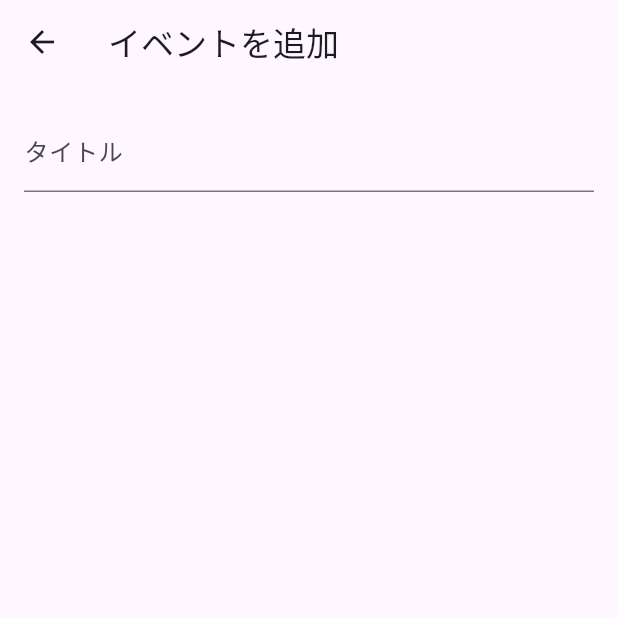
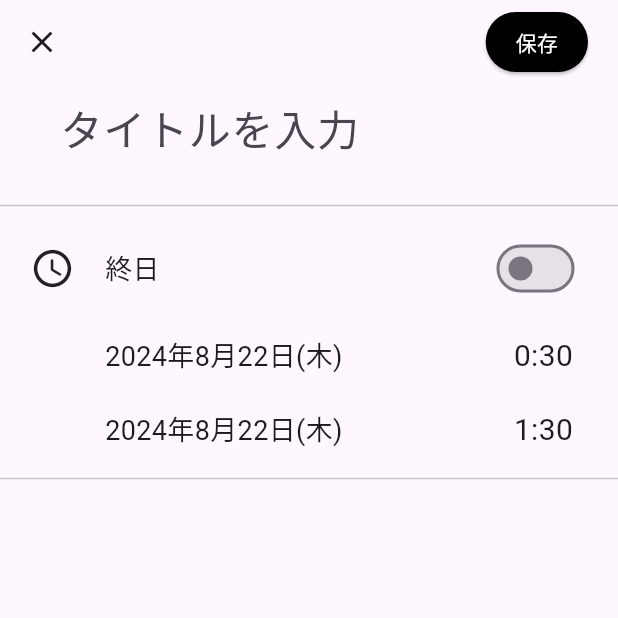
Before and after one commit to Ferret-Missle/CalendarApp, a Flutter app: the EventAddPage screen opened directly, on a phone screen of 412 x 824 dp, the top half of it. Run offline on Flutter 3.47's test engine with Material 3 defaults, Android fonts, the phone set to English and light mode, and no system bars; our stand-ins replace table_calendar.

Commit message:
0816-0232
Signed-off-by: shosan <shosan.918@gmail.com>

```diff
--- a/lib/eventEdit.dart
+++ b/lib/eventEdit.dart
@@ -10,6 +10,8 @@ class EventAddPage extends StatefulWidget {
 }
 
 class _EventAddPageState extends State<EventAddPage> {
+  var isOn = false;
+
   @override
   void initState() {
     super.initState();
@@ -25,18 +27,122 @@ class _EventAddPageState extends State<EventAddPage> {
   Widget build(BuildContext context) {
     return Scaffold(
       appBar: AppBar(
-        title: Text('イベントを追加'),
+        leading: IconButton(
+          icon: Icon(Icons.close),
+          onPressed: () {
+            Navigator.pop(context);
+          },
+        ),
+        actions: [
+          Padding(
+            padding: EdgeInsets.only(right: 20),
+            child: ElevatedButton(
+              onPressed: () {
+                Navigator.pop(context);
+              },
+              child: Text(
+                '保存',
+                style: TextStyle(color: Colors.white),
+              ),
+              style: ElevatedButton.styleFrom(
+                  backgroundColor: Colors.black,
+                  // shape: RoundedRectangleBorder(
+                  //   borderRadius: BorderRadius.circular(5),
+                  // ),
+                  padding: EdgeInsets.symmetric(horizontal: 20)),
+            ),
+          ),
+        ],
       ),
-      body: Padding(
-        padding: EdgeInsets.all(16.0),
-        child: Column(
-          children: [
-            TextField(
-              decoration: InputDecoration(labelText: 'タイトル'),
+      body: Column(
+        children: [
+          Padding(
+            padding: EdgeInsets.only(left: 40, right: 40, bottom: 15),
+            child: TextField(
+              style: TextStyle(fontSize: 28),
+              decoration: InputDecoration(
+                border: InputBorder.none,
+                hintText: 'タイトルを入力',
+              ),
             ),
-            // 他の入力フィールドやウィジェットをここに追加
-          ],
-        ),
+          ),
+          Divider(),
+          Padding(
+            padding: EdgeInsets.symmetric(vertical: 10),
+            child: Row(
+              children: [
+                Padding(
+                  padding: const EdgeInsets.only(left: 20, right: 20),
+                  child: Icon(
+                    Icons.access_time_rounded,
+                    size: 30,
+                  ),
+                ),
+                Text(
+                  '終日',
+                  style: TextStyle(fontSize: 18),
+                ),
+                Spacer(),
+                Padding(
+                  padding: EdgeInsets.only(right: 25),
+                  child: Switch(
+                    value: isOn,
+                    onChanged: (bool? value) {
+                      if (value != null) {
+                        setState(() {
+                          isOn = value;
+                        });
+                      }
+                    },
+                    activeColor: Colors.white,
+                    activeTrackColor: Colors.black,
+                  ),
+                ),
+              ],
+            ),
+          ),
+          Padding(
+            padding: EdgeInsets.symmetric(vertical: 10),
+            child: Row(children: [
+              Padding(
+                padding: EdgeInsets.only(left: 70),
+                child: Text(
+                  '2024年8月22日(木)',
+                  style: TextStyle(fontSize: 18),
+                ),
+              ),
+              Spacer(),
+              Padding(
+                padding: EdgeInsets.only(right: 30),
+                child: Text(
+                  '0:30',
+                  style: TextStyle(fontSize: 20),
+                ),
+              ),
+            ]),
+          ),
+          Padding(
+            padding: EdgeInsets.symmetric(vertical: 10),
+            child: Row(children: [
+              Padding(
+                padding: EdgeInsets.only(left: 70),
+                child: Text(
+                  '2024年8月22日(木)',
+                  style: TextStyle(fontSize: 18),
+                ),
+              ),
+              Spacer(),
+              Padding(
+                padding: EdgeInsets.only(right: 30),
+                child: Text(
+                  '1:30',
+                  style: TextStyle(fontSize: 20),
+                ),
+              ),
+            ]),
+          ),
+          Divider(),
+        ],
       ),
     );
   }
```
